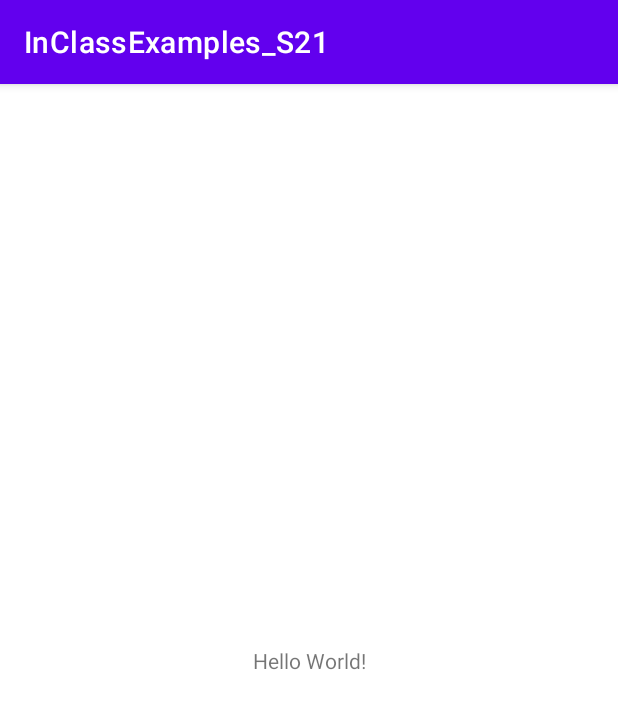
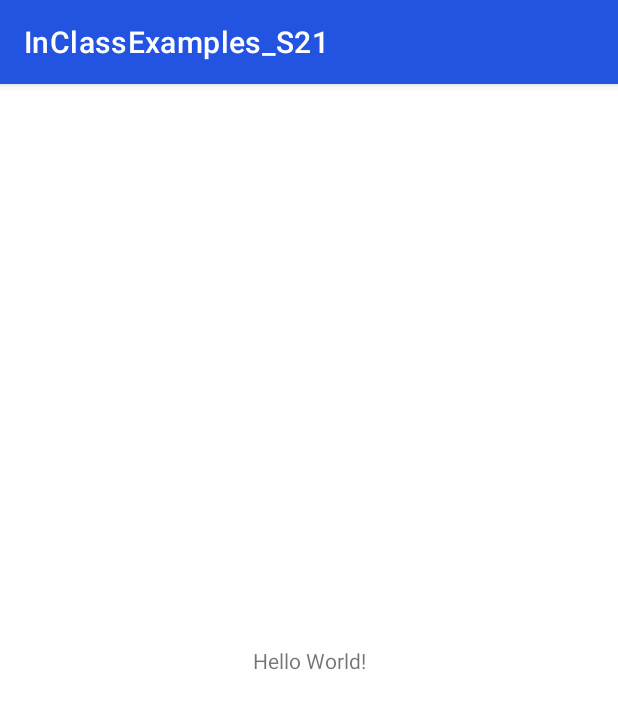
Before and after one commit to etorunski/InClassExamples_S21, an Android app: the screen it shows after launch (MainActivity), on a phone screen of 412 x 824 dp. Shown: the top 709 px of the screen. Run offline under Robolectric (Android 15) with nearby library versions, the phone set to English and light mode, and no system bars.

Commit message:
Second commit: changed the icon and app colours

```diff
--- a/app/src/main/AndroidManifest.xml
+++ b/app/src/main/AndroidManifest.xml
@@ -4,15 +4,13 @@
 
     <application
         android:allowBackup="true"
-        android:icon="@mipmap/ic_launcher"
+        android:icon="@drawable/app_icon"
         android:label="@string/app_name"
-        android:roundIcon="@mipmap/ic_launcher_round"
         android:supportsRtl="true"
         android:theme="@style/Theme.InClassExamples_S21">
         <activity android:name=".MainActivity">
             <intent-filter>
                 <action android:name="android.intent.action.MAIN" />
-
                 <category android:name="android.intent.category.LAUNCHER" />
             </intent-filter>
         </activity>
--- a/app/src/main/res/values/colors.xml
+++ b/app/src/main/res/values/colors.xml
@@ -1,10 +1,8 @@
 <?xml version="1.0" encoding="utf-8"?>
 <resources>
-    <color name="purple_200">#FFBB86FC</color>
-    <color name="purple_500">#FF6200EE</color>
-    <color name="purple_700">#FF3700B3</color>
-    <color name="teal_200">#FF03DAC5</color>
-    <color name="teal_700">#FF018786</color>
+    <color name="my_primary">#2353E1</color>
+    <color name="my_secondary">#24EE00</color>
+    <color name="my_statusbar">#B02727</color>
     <color name="black">#FF000000</color>
     <color name="white">#FFFFFFFF</color>
 </resources>
--- a/app/src/main/res/values/themes.xml
+++ b/app/src/main/res/values/themes.xml
@@ -2,15 +2,11 @@
     <!-- Base application theme. -->
     <style name="Theme.InClassExamples_S21" parent="Theme.MaterialComponents.DayNight.DarkActionBar">
         <!-- Primary brand color. -->
-        <item name="colorPrimary">@color/purple_500</item>
-        <item name="colorPrimaryVariant">@color/purple_700</item>
-        <item name="colorOnPrimary">@color/white</item>
+        <item name="colorPrimary">@color/my_primary</item>
         <!-- Secondary brand color. -->
-        <item name="colorSecondary">@color/teal_200</item>
-        <item name="colorSecondaryVariant">@color/teal_700</item>
-        <item name="colorOnSecondary">@color/black</item>
+        <item name="colorSecondary">@color/my_secondary</item>
         <!-- Status bar color. -->
-        <item name="android:statusBarColor" tools:targetApi="l">?attr/colorPrimaryVariant</item>
+        <item name="android:statusBarColor" tools:targetApi="l">@color/my_statusbar</item>
         <!-- Customize your theme here. -->
     </style>
 </resources>
```
